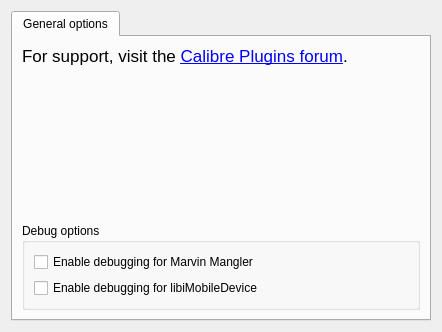
Qt form widgets/main.ui (Philantrop/calibre-marvin-manager) before a commit.
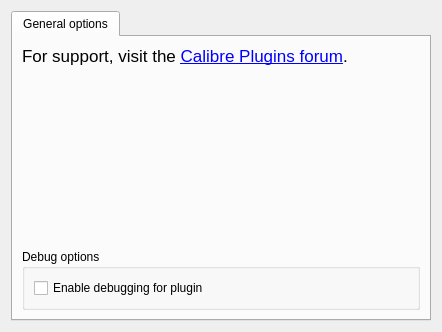
The same form after that commit. Icons and pictures are not drawn.

Commit message: Save/restore Marvin Library window.

Diff of the .ui file:
```diff
--- a/widgets/main.ui
+++ b/widgets/main.ui
@@ -85,14 +85,7 @@
                 <item>
                  <widget class="QCheckBox" name="debug_plugin">
                   <property name="text">
-                   <string>Enable debugging for Marvin Mangler</string>
-                  </property>
-                 </widget>
-                </item>
-                <item>
-                 <widget class="QCheckBox" name="debug_libimobiledevice">
-                  <property name="text">
-                   <string>Enable debugging for libiMobileDevice</string>
+                   <string>Enable debugging for plugin</string>
                   </property>
                  </widget>
                 </item>
```
The commit also changes 13 other files.
